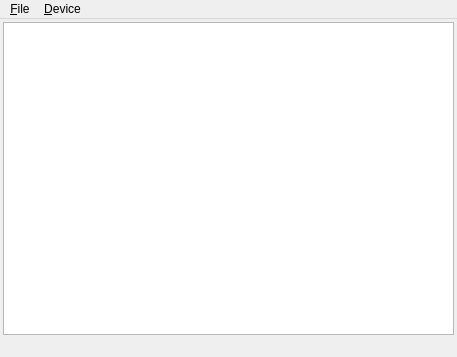
This is qnut/connman.ui in dosnut/nut as Qt 5 draws it before an edit. The edited form follows.
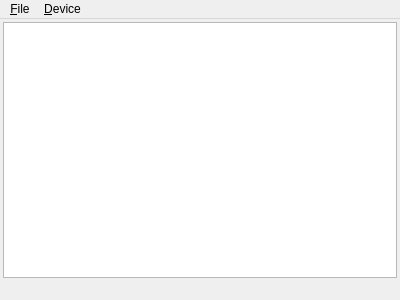
This is the edited form.

Patch:
```diff
--- a/qnut/connman.ui
+++ b/qnut/connman.ui
@@ -6,8 +6,8 @@
    <rect>
     <x>0</x>
     <y>0</y>
-    <width>457</width>
-    <height>357</height>
+    <width>400</width>
+    <height>300</height>
    </rect>
   </property>
   <property name="windowTitle" >
@@ -31,16 +31,10 @@
     <rect>
      <x>0</x>
      <y>0</y>
-     <width>457</width>
+     <width>400</width>
      <height>29</height>
     </rect>
    </property>
-   <widget class="QMenu" name="menuFile" >
-    <property name="title" >
-     <string>&amp;File</string>
-    </property>
-    <addaction name="actionClose" />
-   </widget>
    <widget class="QMenu" name="menuDevice" >
     <property name="title" >
      <string>&amp;Device</string>
@@ -55,6 +49,12 @@
     <addaction name="separator" />
     <addaction name="menuEnvironments" />
    </widget>
+   <widget class="QMenu" name="menuFile" >
+    <property name="title" >
+     <string>&amp;File</string>
+    </property>
+    <addaction name="actionClose" />
+   </widget>
    <addaction name="menuFile" />
    <addaction name="menuDevice" />
   </widget>
```
Left out of the diff: 20 changed lines with no effect on the pictures.
